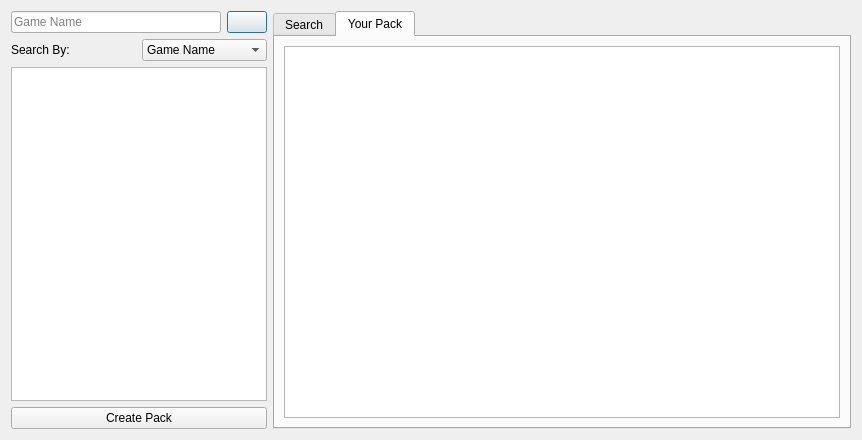
This is Velocity/gamerpicturepackdialog.ui in hetelek/Velocity as Qt 5 draws it before an edit. The edited form follows.
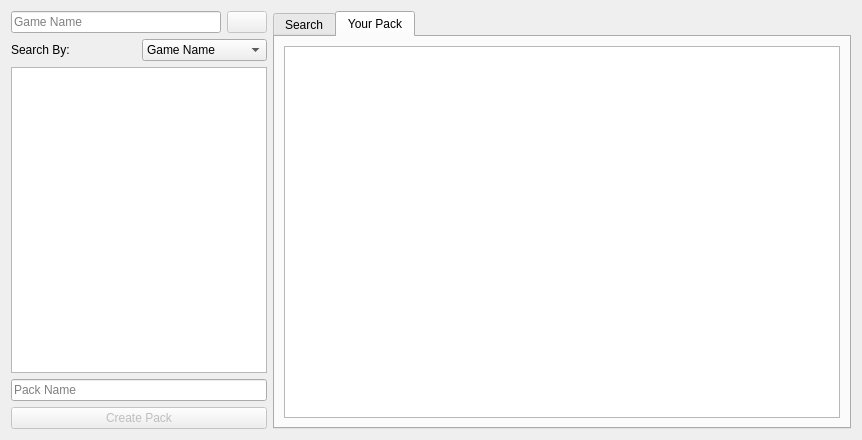
This is the edited form. The open tabs and pages were chosen to show the change. Icons and pictures are not drawn.

Commit message: added deconstructor, properly deletes manager

Diff of the .ui file:
```diff
--- a/Velocity/gamerpicturepackdialog.ui
+++ b/Velocity/gamerpicturepackdialog.ui
@@ -39,6 +39,9 @@
          </item>
          <item>
           <widget class="QPushButton" name="pushButton">
+           <property name="enabled">
+            <bool>false</bool>
+           </property>
            <property name="text">
             <string/>
            </property>
@@ -83,8 +86,21 @@
        <item>
         <widget class="QListWidget" name="listGameNames"/>
        </item>
+       <item>
+        <widget class="QLineEdit" name="txtPackName">
+         <property name="maxLength">
+          <number>64</number>
+         </property>
+         <property name="placeholderText">
+          <string>Pack Name</string>
+         </property>
+        </widget>
+       </item>
        <item>
         <widget class="QPushButton" name="btnCreatePack">
+         <property name="enabled">
+          <bool>false</bool>
+         </property>
          <property name="text">
           <string>Create Pack</string>
          </property>
```
Left out of the diff: 21 changed lines with no effect on the pictures. The commit also changes 2 other files.
